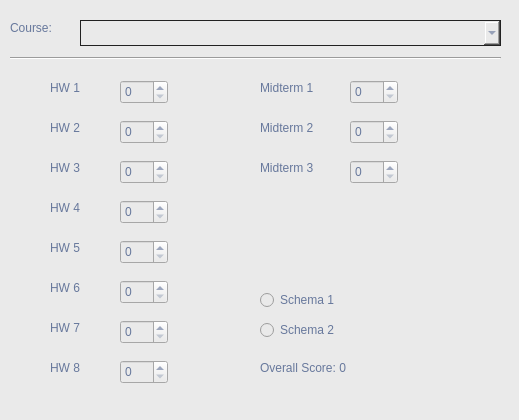
jacobfisher18/grade_calculator, file mainwindow.ui: the form before one commit.
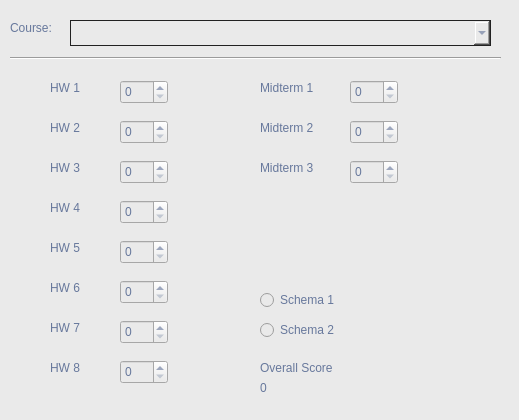
The form after the commit.

Commit message: hooked up midterm boxes

The edit to the form file:
```diff
--- a/mainwindow.ui
+++ b/mainwindow.ui
@@ -48,7 +48,7 @@
    <widget class="QComboBox" name="courseselect">
     <property name="geometry">
      <rect>
-      <x>80</x>
+      <x>70</x>
       <y>20</y>
       <width>421</width>
       <height>26</height>
@@ -137,13 +137,13 @@
     <property name="geometry">
      <rect>
       <x>260</x>
-      <y>360</y>
+      <y>380</y>
       <width>111</width>
       <height>16</height>
      </rect>
     </property>
     <property name="text">
-     <string>Overall Score: 0</string>
+     <string>0</string>
     </property>
    </widget>
    <widget class="QSpinBox" name="hw6box">
@@ -356,6 +356,19 @@
      <string>Schema 2</string>
     </property>
    </widget>
+   <widget class="QLabel" name="overallscorelabel">
+    <property name="geometry">
+     <rect>
+      <x>260</x>
+      <y>360</y>
+      <width>111</width>
+      <height>16</height>
+     </rect>
+    </property>
+    <property name="text">
+     <string>Overall Score</string>
+    </property>
+   </widget>
   </widget>
  </widget>
  <layoutdefault spacing="6" margin="11"/>
```
Left out of the diff: 33 changed lines with no effect on the pictures. The commit also changes 2 other files.
